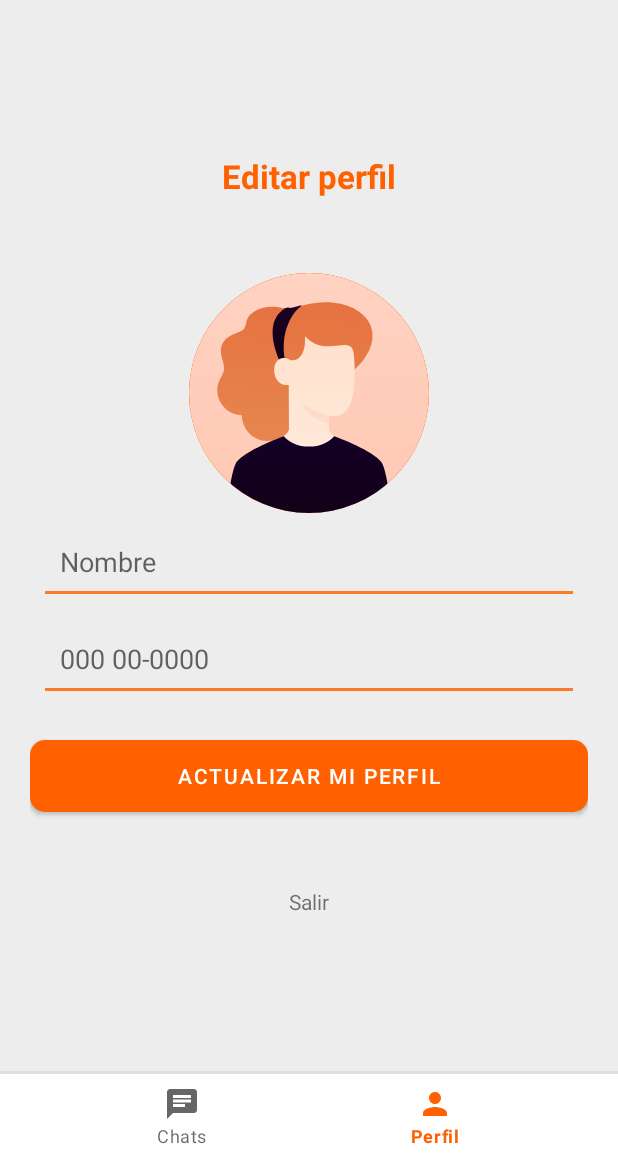
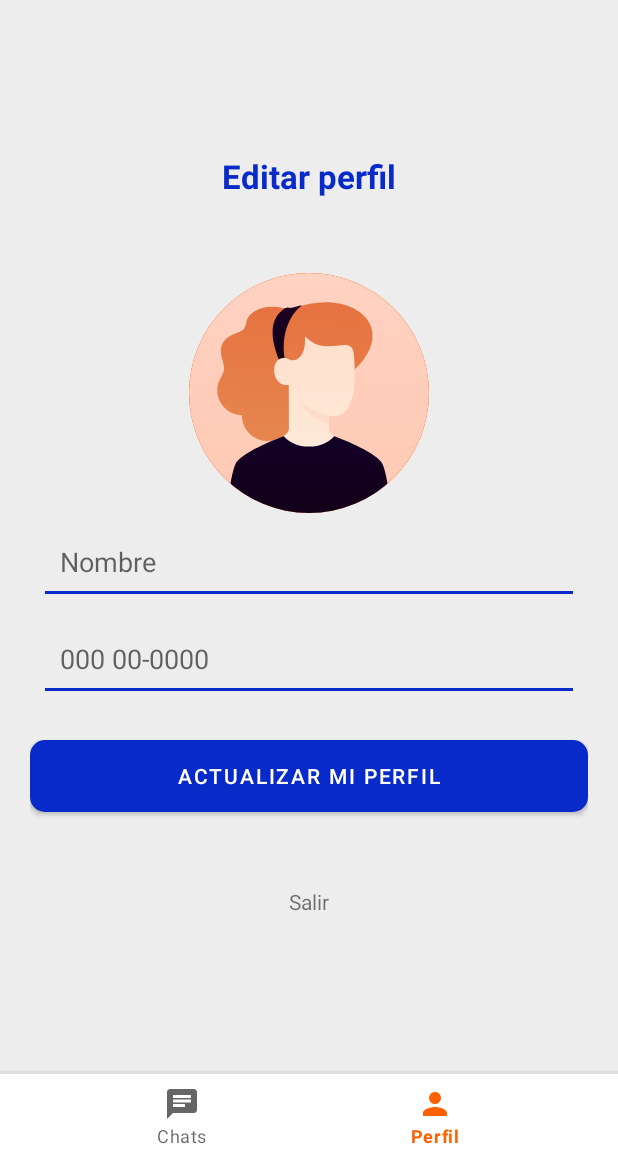
Before and after one commit to PolNun/lpet_chatting, an Android app: the screen it shows after launch once a user with an empty profile is signed in (MainActivity), item 2 of the bottom bar chosen, on a phone screen of 412 x 824 dp, the part 78-1236 px from its top. Run offline under Robolectric (Android 15) with nearby library versions, the phone set to English and light mode, and no system bars; our stand-ins replace Firebase (no records; nobody signed in at launch, a user with empty details on screens opened directly); libraries missing offline, so code that uses them is left out: com.github.dhaval2404.imagepicker; 2 statements that could not run were skipped.

Commit message:
Color fixes

```diff
--- a/app/src/main/res/layout/fragment_profile.xml
+++ b/app/src/main/res/layout/fragment_profile.xml
@@ -1,5 +1,6 @@
 <?xml version="1.0" encoding="utf-8"?>
 <LinearLayout xmlns:android="http://schemas.android.com/apk/res/android"
+    xmlns:app="http://schemas.android.com/apk/res-auto"
     xmlns:tools="http://schemas.android.com/tools"
     android:layout_width="match_parent"
     android:layout_height="match_parent"
@@ -12,10 +13,10 @@
         android:layout_width="wrap_content"
         android:layout_height="wrap_content"
         android:layout_marginBottom="50dp"
+        android:text="@string/editar_perfil"
+        android:textColor="@color/primary_dark"
         android:textSize="22sp"
-        android:textStyle="bold"
-        android:textColor="@color/primary"
-        android:text="Editar perfil" />
+        android:textStyle="bold" />
 
     <ImageView
         android:id="@+id/profile_image"
@@ -31,7 +32,7 @@
         android:layout_width="match_parent"
         android:layout_height="wrap_content"
         android:layout_margin="10dp"
-        android:background="@drawable/et_borde_inferior"
+        android:background="@drawable/et_borde_inferior_secundario"
         android:elevation="8dp"
         android:hint="@string/username"
         android:inputType="text"
@@ -42,7 +43,7 @@
         android:layout_width="match_parent"
         android:layout_height="wrap_content"
         android:layout_margin="10dp"
-        android:background="@drawable/et_borde_inferior"
+        android:background="@drawable/et_borde_inferior_secundario"
         android:elevation="8dp"
         android:enabled="false"
         android:hint="@string/phone_number"
@@ -61,7 +62,8 @@
             android:layout_width="match_parent"
             android:layout_height="wrap_content"
             android:background="@drawable/edit_text_rounder_corner"
-            android:text="@string/update_profile" />
+            android:text="@string/update_profile"
+            app:backgroundTint="@color/primary_dark" />
 
         <ProgressBar
             android:id="@+id/profile_progress_bar"
--- a/app/src/main/res/values/strings.xml
+++ b/app/src/main/res/values/strings.xml
@@ -18,4 +18,5 @@
     <string name="hint_write_msg">Escribí un mensaje</string>
     <string name="update_profile">Actualizar mi perfil</string>
     <string name="logout">Salir</string>
+    <string name="editar_perfil">Editar perfil</string>
 </resources>
```
